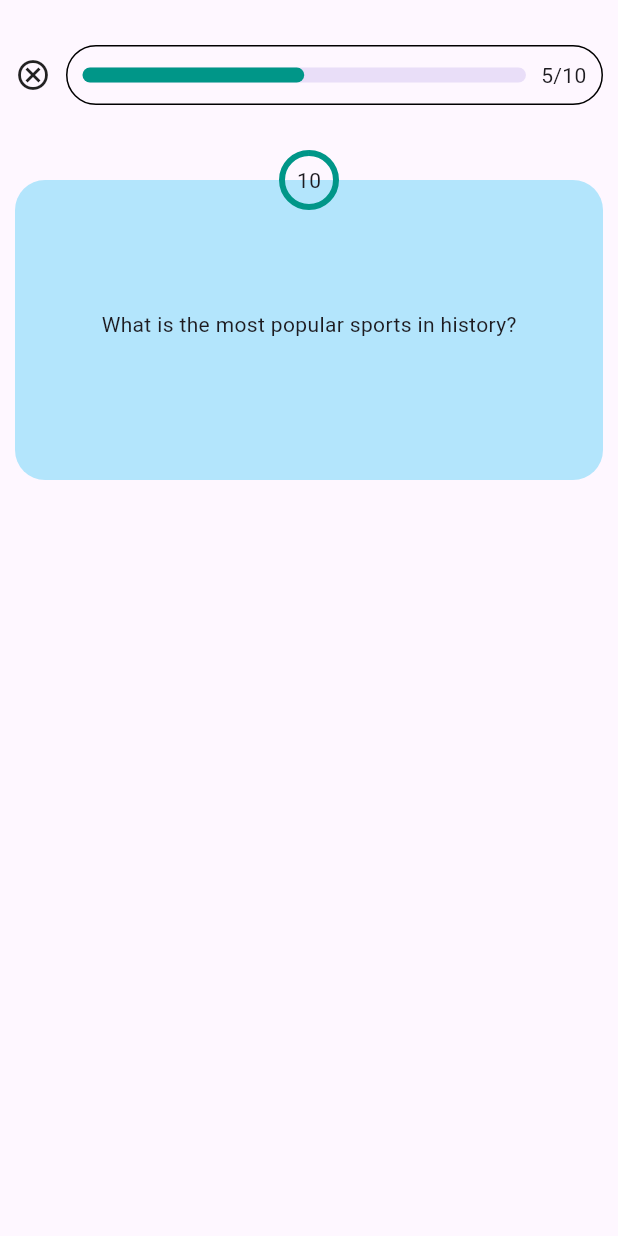
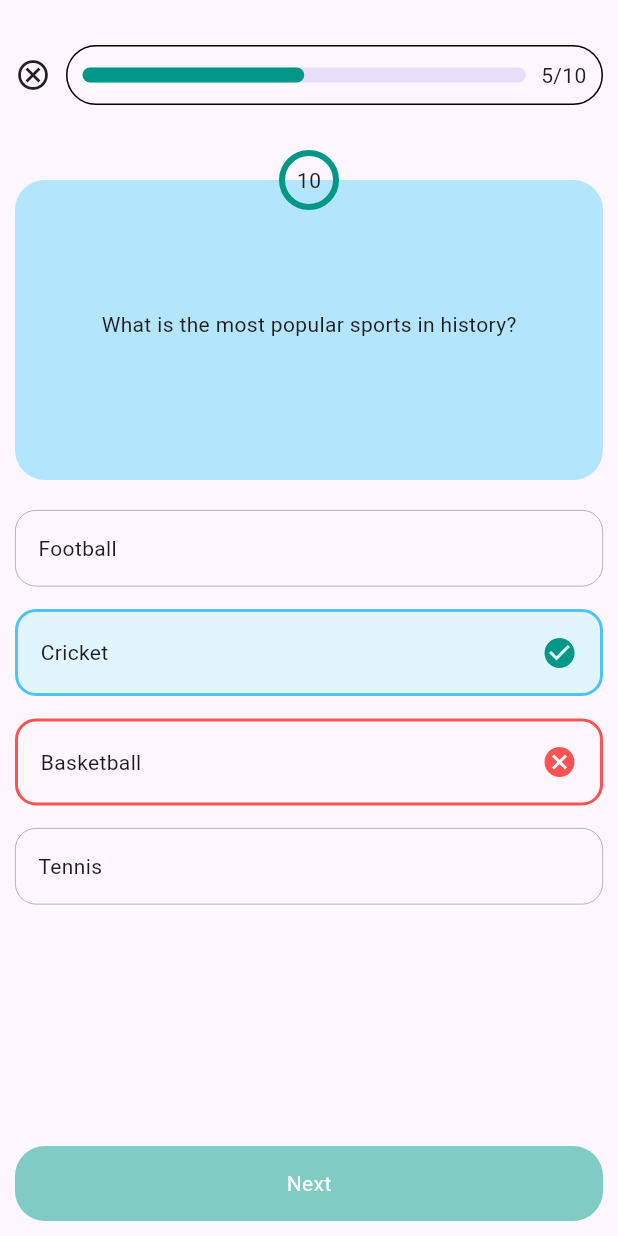
Before and after one commit to s4nk37/komodotrivia, a Flutter app: the QuestionScreen screen opened by its route, on a phone screen of 412 x 824 dp. Run offline on Flutter 3.47's test engine with Material 3 defaults, Android fonts, the phone set to English and light mode, and no system bars; network calls fail.

Commit message:
Questions card with type added

```diff
--- /dev/null
+++ b/lib/ui/commons/mcq_question.dart
@@ -0,0 +1,55 @@
+import 'package:flutter/material.dart';
+import 'package:komodotrivia/ui/commons/option_card.dart';
+
+class McqQuestion extends StatefulWidget {
+  const McqQuestion({super.key});
+
+  @override
+  State<McqQuestion> createState() => _McqQuestionState();
+}
+
+class _McqQuestionState extends State<McqQuestion> {
+  @override
+  Widget build(BuildContext context) {
+    return ListView(
+      padding: EdgeInsets.only(top: 20),
+      children: [
+        Container(
+          height: 200,
+          width: double.infinity,
+          decoration: BoxDecoration(
+              color: Colors.lightBlue.shade100,
+              borderRadius: BorderRadius.circular(20)),
+          child: Column(
+            children: [
+              Transform.translate(
+                offset: Offset(0, -18),
+                child: Stack(
+                  alignment: Alignment.center,
+                  children: [
+                    CircularProgressIndicator(
+                      value: 10,
+                      color: Colors.teal,
+                    ),
+                    Text("10")
+                  ],
+                ),
+              ),
+              SizedBox(
+                height: 50,
+              ),
+              Text("What is the most popular sports in history?")
+            ],
+          ),
+        ),
+        SizedBox(
+          height: 20,
+        ),
+        OptionCard(title: "Football", isSelected: false, isFalse: false),
+        OptionCard(title: "Cricket", isSelected: true, isFalse: false),
+        OptionCard(title: "Basketball", isSelected: false, isFalse: true),
+        OptionCard(title: "Tennis", isSelected: false, isFalse: false),
+      ],
+    );
+  }
+}
--- /dev/null
+++ b/lib/ui/commons/option_card.dart
@@ -0,0 +1,46 @@
+import 'package:flutter/material.dart';
+
+class OptionCard extends StatelessWidget {
+  final String title;
+  final bool isSelected;
+  final bool isFalse;
+  const OptionCard(
+      {super.key,
+      required this.title,
+      required this.isSelected,
+      required this.isFalse});
+
+  @override
+  Widget build(BuildContext context) {
+    return Container(
+      padding: const EdgeInsets.symmetric(vertical: 15, horizontal: 15),
+      width: double.infinity,
+      margin: const EdgeInsets.only(bottom: 15),
+      decoration: BoxDecoration(
+        color: isSelected ? Colors.lightBlue.shade50 : Colors.transparent,
+        borderRadius: BorderRadius.circular(14),
+        border: Border.all(
+            width: isSelected || isFalse ? 2 : 0.5,
+            color: isSelected || isFalse
+                ? (isSelected ? Colors.lightBlue.shade300 : Colors.redAccent)
+                : Colors.grey),
+      ),
+      child: Row(
+        children: [
+          Text(title),
+          const Spacer(),
+          if (isFalse)
+            const Icon(
+              Icons.cancel,
+              color: Colors.redAccent,
+            ),
+          if (isSelected)
+            const Icon(
+              Icons.check_circle,
+              color: Colors.teal,
+            ),
+        ],
+      ),
+    );
+  }
+}
--- a/lib/ui/screens/question_screen.dart
+++ b/lib/ui/screens/question_screen.dart
@@ -1,4 +1,7 @@
 import 'package:flutter/material.dart';
+import 'package:komodotrivia/ui/commons/mcq_question.dart';
+
+import '../../utils/strings.dart';
 
 class QuestionScreen extends StatefulWidget {
   const QuestionScreen({super.key});
@@ -21,7 +24,12 @@ class _QuestionScreenState extends State<QuestionScreen> {
               ),
               Row(
                 children: [
-                  const Icon(Icons.cancel_outlined),
+                  GestureDetector(
+                    child: const Icon(Icons.cancel_outlined),
+                    onTap: () {
+                      Navigator.pop(context);
+                    },
+                  ),
                   const SizedBox(
                     width: 10,
                   ),
@@ -56,34 +64,22 @@ class _QuestionScreenState extends State<QuestionScreen> {
                 ],
               ),
               SizedBox(
-                height: 50,
+                height: 30,
+              ),
+              Expanded(
+                child: McqQuestion(),
               ),
               Container(
-                height: 200,
-                width: double.infinity,
+                padding:
+                    const EdgeInsets.symmetric(vertical: 15, horizontal: 10),
                 decoration: BoxDecoration(
-                    color: Colors.lightBlue.shade100,
+                    color: Colors.teal.shade200,
                     borderRadius: BorderRadius.circular(20)),
-                child: Column(
-                  children: [
-                    Transform.translate(
-                      offset: Offset(0, -18),
-                      child: Stack(
-                        alignment: Alignment.center,
-                        children: [
-                          CircularProgressIndicator(
-                            value: 10,
-                            color: Colors.teal,
-                          ),
-                          Text("10")
-                        ],
-                      ),
-                    ),
-                    SizedBox(
-                      height: 50,
-                    ),
-                    Text("What is the most popular sports in history?")
-                  ],
+                child: Center(
+                  child: Text(
+                    Strings.next,
+                    style: TextStyle(color: Colors.white),
+                  ),
                 ),
               )
             ],
--- a/lib/utils/strings.dart
+++ b/lib/utils/strings.dart
@@ -5,4 +5,5 @@ class Strings {
   static const String ranking = "Ranking";
   static const String points = "Points";
   static const String letsplay = "Let's play!";
+  static const String next = "Next";
 }
```
Also changed, not shown: lib/ui/commons/truefalse_question.dart (added).
